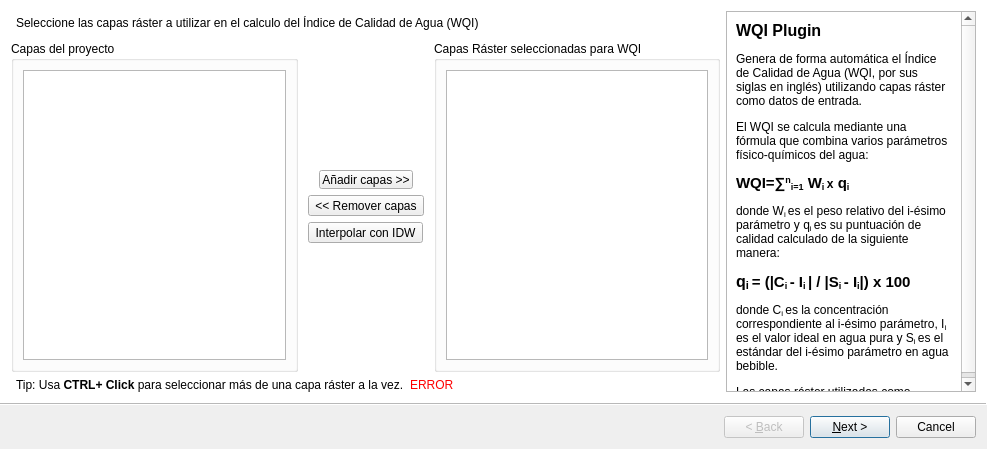
The window that wqi_plugin_wizard_base.ui (marcelomolas/wqi_calculator) describes before a commit, drawn with Qt 5.
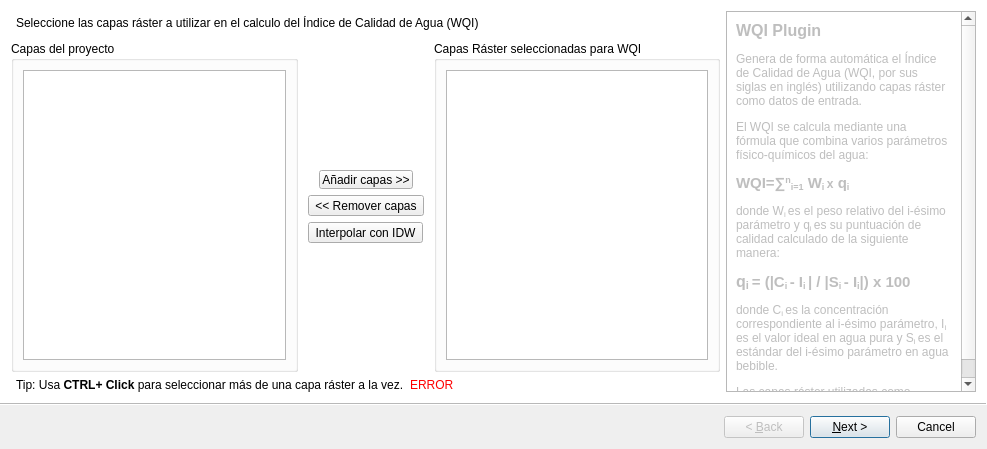
The same window after the commit. Custom widgets are drawn as their Qt base class.

Commit message: Se agregó descripción del plugin y de las formulas. reestructuracion del layout

The edit to the form file:
```diff
--- a/wqi_plugin_wizard_base.ui
+++ b/wqi_plugin_wizard_base.ui
@@ -262,17 +262,17 @@
            <x>0</x>
            <y>0</y>
            <width>231</width>
-           <height>384</height>
+           <height>399</height>
           </rect>
          </property>
-         <layout class="QHBoxLayout" name="horizontalLayout_12">
+         <layout class="QVBoxLayout" name="verticalLayout_5">
           <item>
            <widget class="QLabel" name="InformationTextLabel1">
             <property name="enabled">
-             <bool>true</bool>
+             <bool>false</bool>
             </property>
             <property name="sizePolicy">
-             <sizepolicy hsizetype="Preferred" vsizetype="Preferred">
+             <sizepolicy hsizetype="Preferred" vsizetype="Expanding">
               <horstretch>0</horstretch>
               <verstretch>0</verstretch>
              </sizepolicy>
@@ -290,7 +290,7 @@
              </size>
             </property>
             <property name="text">
-             <string>&lt;html&gt;&lt;head/&gt;&lt;body&gt;&lt;p&gt;&lt;span style=&quot; font-size:12pt; font-weight:600;&quot;&gt;WQI Plugin&lt;/span&gt;&lt;/p&gt;&lt;p&gt;Genera de forma automática el Índice de Calidad de Agua (WQI, por sus siglas en inglés) utilizando capas ráster como datos de entrada.&lt;/p&gt;&lt;p&gt;El WQI se calcula mediante una fórmula que combina varios parámetros físico-químicos del agua:&lt;/p&gt;&lt;p&gt;&lt;span style=&quot; font-size:11pt; font-weight:600;&quot;&gt;WQI=∑&lt;/span&gt;&lt;span style=&quot; font-size:11pt; font-weight:600; vertical-align:super;&quot;&gt;n&lt;/span&gt;&lt;span style=&quot; font-size:11pt; font-weight:600; vertical-align:sub;&quot;&gt;i=1&lt;/span&gt;&lt;span style=&quot; font-size:11pt; font-weight:600;&quot;&gt; W&lt;/span&gt;&lt;span style=&quot; font-size:11pt; font-weight:600; vertical-align:sub;&quot;&gt;i &lt;/span&gt;&lt;span style=&quot; font-size:9pt; font-weight:600;&quot;&gt;x&lt;/span&gt;&lt;span style=&quot; font-size:11pt; font-weight:600;&quot;&gt; q&lt;/span&gt;&lt;span style=&quot; font-size:11pt; font-weight:600; vertical-align:sub;&quot;&gt;i&lt;/span&gt;&lt;/p&gt;&lt;p&gt;donde W&lt;span style=&quot; vertical-align:sub;&quot;&gt;i &lt;/span&gt;es el peso relativo del i-ésimo parámetro y q&lt;span style=&quot; vertical-align:sub;&quot;&gt;i &lt;/span&gt;es su puntuación de calidad calculado de la siguiente manera:&lt;/p&gt;&lt;p&gt;&lt;span style=&quot; font-size:12pt; font-weight:600;&quot;&gt;q&lt;/span&gt;&lt;span style=&quot; font-size:12pt; font-weight:600; vertical-align:sub;&quot;&gt;i &lt;/span&gt;&lt;span style=&quot; font-size:11pt; font-weight:600;&quot;&gt;= (|C&lt;/span&gt;&lt;span style=&quot; font-size:11pt; font-weight:600; vertical-align:sub;&quot;&gt;i &lt;/span&gt;&lt;span style=&quot; font-size:11pt; font-weight:600;&quot;&gt;- I&lt;/span&gt;&lt;span style=&quot; font-size:11pt; font-weight:600; vertical-align:sub;&quot;&gt;i &lt;/span&gt;&lt;span style=&quot; font-size:11pt; font-weight:600;&quot;&gt;| / |S&lt;/span&gt;&lt;span style=&quot; font-size:11pt; font-weight:600; vertical-align:sub;&quot;&gt;i &lt;/span&gt;&lt;span style=&quot; font-size:11pt; font-weight:600;&quot;&gt;- I&lt;/span&gt;&lt;span style=&quot; font-size:11pt; font-weight:600; vertical-align:sub;&quot;&gt;i&lt;/span&gt;&lt;span style=&quot; font-size:11pt; font-weight:600;&quot;&gt;|) x 100&lt;/span&gt;&lt;/p&gt;&lt;p&gt;donde C&lt;span style=&quot; vertical-align:sub;&quot;&gt;i &lt;/span&gt;es la concentración correspondiente al i-ésimo parámetro, I&lt;span style=&quot; vertical-align:sub;&quot;&gt;i &lt;/span&gt;es el valor ideal en agua pura y S&lt;span style=&quot; vertical-align:sub;&quot;&gt;i &lt;/span&gt;es el estándar del i-ésimo parámetro en agua bebible.&lt;/p&gt;&lt;p&gt;Las capas ráster utilizadas como entrada representan a esos parámetros.&lt;/p&gt;&lt;p&gt;&lt;br/&gt;&lt;/p&gt;&lt;p&gt;&lt;br/&gt;&lt;/p&gt;&lt;p&gt;&lt;br/&gt;&lt;/p&gt;&lt;/body&gt;&lt;/html&gt;</string>
+             <string>&lt;html&gt;&lt;head/&gt;&lt;body&gt;&lt;p&gt;&lt;span style=&quot; font-size:12pt; font-weight:600;&quot;&gt;WQI Plugin&lt;/span&gt;&lt;/p&gt;&lt;p&gt;Genera de forma automática el Índice de Calidad de Agua (WQI, por sus siglas en inglés) utilizando capas ráster como datos de entrada.&lt;/p&gt;&lt;p&gt;El WQI se calcula mediante una fórmula que combina varios parámetros físico-químicos del agua:&lt;/p&gt;&lt;p&gt;&lt;span style=&quot; font-size:11pt; font-weight:600;&quot;&gt;WQI=∑&lt;/span&gt;&lt;span style=&quot; font-size:11pt; font-weight:600; vertical-align:super;&quot;&gt;n&lt;/span&gt;&lt;span style=&quot; font-size:11pt; font-weight:600; vertical-align:sub;&quot;&gt;i=1&lt;/span&gt;&lt;span style=&quot; font-size:11pt; font-weight:600;&quot;&gt; W&lt;/span&gt;&lt;span style=&quot; font-size:11pt; font-weight:600; vertical-align:sub;&quot;&gt;i &lt;/span&gt;&lt;span style=&quot; font-size:9pt; font-weight:600;&quot;&gt;x&lt;/span&gt;&lt;span style=&quot; font-size:11pt; font-weight:600;&quot;&gt; q&lt;/span&gt;&lt;span style=&quot; font-size:11pt; font-weight:600; vertical-align:sub;&quot;&gt;i&lt;/span&gt;&lt;/p&gt;&lt;p&gt;donde W&lt;span style=&quot; vertical-align:sub;&quot;&gt;i &lt;/span&gt;es el peso relativo del i-ésimo parámetro y q&lt;span style=&quot; vertical-align:sub;&quot;&gt;i &lt;/span&gt;es su puntuación de calidad calculado de la siguiente manera:&lt;/p&gt;&lt;p&gt;&lt;span style=&quot; font-size:12pt; font-weight:600;&quot;&gt;q&lt;/span&gt;&lt;span style=&quot; font-size:12pt; font-weight:600; vertical-align:sub;&quot;&gt;i &lt;/span&gt;&lt;span style=&quot; font-size:11pt; font-weight:600;&quot;&gt;= (|C&lt;/span&gt;&lt;span style=&quot; font-size:11pt; font-weight:600; vertical-align:sub;&quot;&gt;i &lt;/span&gt;&lt;span style=&quot; font-size:11pt; font-weight:600;&quot;&gt;- I&lt;/span&gt;&lt;span style=&quot; font-size:11pt; font-weight:600; vertical-align:sub;&quot;&gt;i &lt;/span&gt;&lt;span style=&quot; font-size:11pt; font-weight:600;&quot;&gt;| / |S&lt;/span&gt;&lt;span style=&quot; font-size:11pt; font-weight:600; vertical-align:sub;&quot;&gt;i &lt;/span&gt;&lt;span style=&quot; font-size:11pt; font-weight:600;&quot;&gt;- I&lt;/span&gt;&lt;span style=&quot; font-size:11pt; font-weight:600; vertical-align:sub;&quot;&gt;i&lt;/span&gt;&lt;span style=&quot; font-size:11pt; font-weight:600;&quot;&gt;|) x 100&lt;/span&gt;&lt;/p&gt;&lt;p&gt;donde C&lt;span style=&quot; vertical-align:sub;&quot;&gt;i &lt;/span&gt;es la concentración correspondiente al i-ésimo parámetro, I&lt;span style=&quot; vertical-align:sub;&quot;&gt;i &lt;/span&gt;es el valor ideal en agua pura y S&lt;span style=&quot; vertical-align:sub;&quot;&gt;i &lt;/span&gt;es el estándar del i-ésimo parámetro en agua bebible.&lt;/p&gt;&lt;p&gt;Las capas ráster utilizadas como entrada representan a esos parámetros. &lt;/p&gt;&lt;/body&gt;&lt;/html&gt;</string>
             </property>
             <property name="textFormat">
              <enum>Qt::RichText</enum>
```
Left out of the diff: 23 changed lines with no effect on the pictures.
